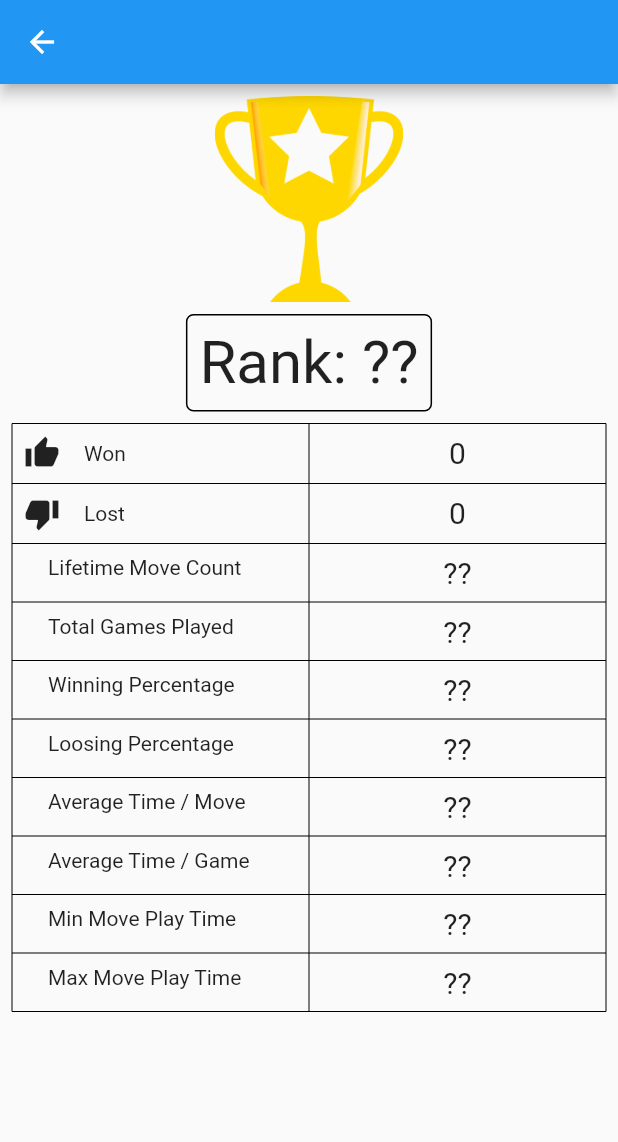
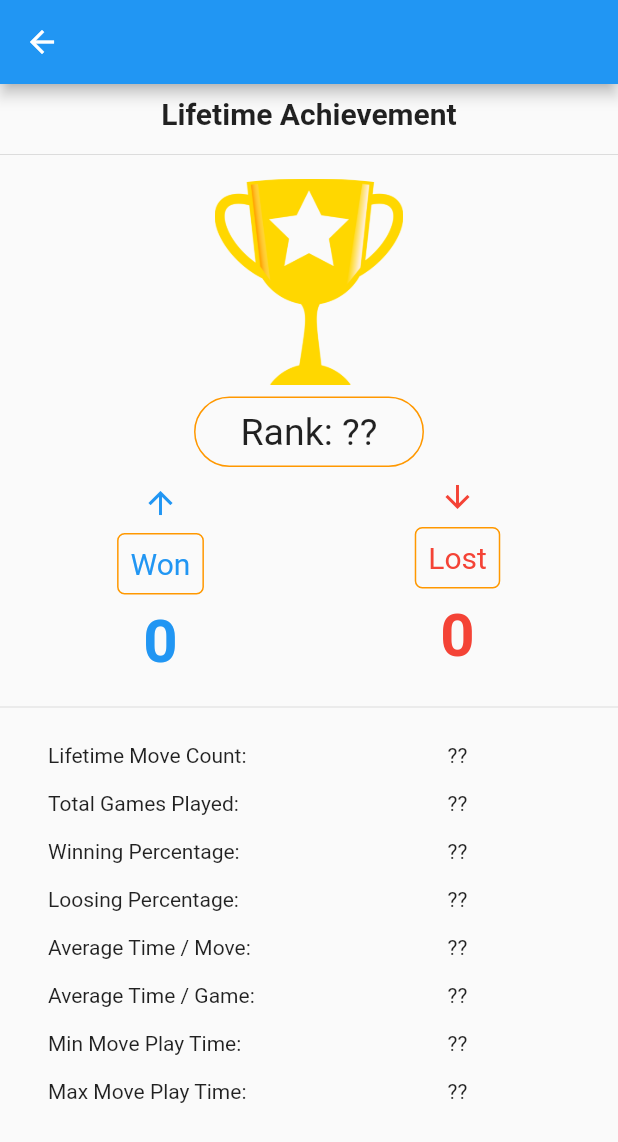
Before and after one commit to imujtaba8488/tic_tac_toe, a Flutter app: the StatisticsPage screen opened directly, on a phone screen of 412 x 824 dp. Shown: the top 1142 px of the screen. Run offline on Flutter 3.47's test engine with Material 2 defaults, Android fonts, the phone set to English and light mode, and no system bars; our stand-ins replace assets_audio_player, cloud_firestore, fluttericon, google_fonts; missing offline and left inert: augmentory; accounts and stored records are empty.

Commit message:
Deleted the old stat page. Major overhaul to StatisticsPage

```diff
--- a/lib/src/models/player.dart
+++ b/lib/src/models/player.dart
@@ -24,6 +24,7 @@ class Player {
   /// The lifetime score of the player for all the games.
   Score lifeTimeScore;
 
+  int rank;
   int lifeTimeMoveCount;
   int totalGamesPlayed;
   // Others here such as; min move time, max move time, etc.
--- a/lib/src/pages/statistics_page.dart
+++ b/lib/src/pages/statistics_page.dart
@@ -19,6 +19,17 @@ class StatisticsPage extends StatelessWidget {
               children: <Widget>[
                 Padding(
                   padding: const EdgeInsets.all(8.0),
+                  child: Text(
+                    'Lifetime Achievement',
+                    style: TextStyle(
+                      fontSize: 20,
+                      fontWeight: FontWeight.bold,
+                    ),
+                  ),
+                ),
+                Divider(),
+                Padding(
+                  padding: const EdgeInsets.all(8.0),
                   child: SizedBox(
                     width: MediaQuery.of(context).size.width,
                     height: MediaQuery.of(context).size.height / 6,
@@ -26,69 +37,131 @@ class StatisticsPage extends StatelessWidget {
                   ),
                 ),
                 Container(
-                  padding: EdgeInsets.all(8),
+                  padding: EdgeInsets.symmetric(vertical: 8, horizontal: 30),
                   decoration: BoxDecoration(
-                    border: Border.all(),
-                    borderRadius: BorderRadius.circular(5),
+                    border: Border.all(color: Colors.orange),
+                    borderRadius: BorderRadius.circular(50),
                   ),
                   child: Text(
                     'Rank: ??',
                     style: TextStyle(
-                      fontSize: 40,
+                      fontSize: 25,
                     ),
                   ),
                 ),
+                Container(
+                  padding: EdgeInsets.all(8.0),
+                  child: Table(
+                    // border: TableBorder.all(width: 0.0),
+                    children: [
+                      _mainStatRow(
+                        child1: Icon(
+                          Icons.arrow_upward,
+                          color: Colors.blue,
+                        ),
+                        child2: Icon(
+                          Icons.arrow_downward,
+                          color: Colors.red,
+                        ),
+                      ),
+                      _mainStatRow(
+                        child1: Container(
+                          padding: EdgeInsets.all(8.0),
+                          decoration: BoxDecoration(
+                            border: Border.all(
+                              color: Colors.orange,
+                              width: 1.0,
+                            ),
+                            borderRadius: BorderRadius.circular(5),
+                          ),
+                          child: Text(
+                            'Won',
+                            style: TextStyle(
+                              fontSize: 20,
+                              color: Colors.blue,
+                            ),
+                          ),
+                        ),
+                        child2: Container(
+                          padding: EdgeInsets.all(8.0),
+                          decoration: BoxDecoration(
+                            border: Border.all(
+                              color: Colors.orange,
+                              width: 1.0,
+                            ),
+                            borderRadius: BorderRadius.circular(5),
+                          ),
+                          child: Text(
+                            'Lost',
+                            style: TextStyle(
+                              fontSize: 20,
+                              color: Colors.red,
+                            ),
+                          ),
+                        ),
+                      ),
+                      _mainStatRow(
+                        child1: Text(
+                          '${gameModel.player1.lifeTimeScore.wins}',
+                          style: TextStyle(
+                            fontSize: 40,
+                            color: Colors.blue,
+                            fontWeight: FontWeight.bold,
+                          ),
+                        ),
+                        child2: Text(
+                          '${gameModel.player1.lifeTimeScore.loss}',
+                          style: TextStyle(
+                            fontSize: 40,
+                            color: Colors.red,
+                            fontWeight: FontWeight.bold,
+                          ),
+                        ),
+                      ),
+                    ],
+                  ),
+                ),
+                Divider(),
                 Padding(
                   padding: const EdgeInsets.all(8.0),
                   child: Table(
-                    border: TableBorder.all(width: 0.0),
                     children: [
-                      _statRow(
-                        icon: Icon(Icons.thumb_up),
-                        label: 'Won',
-                        data: gameModel.player1.lifeTimeScore.wins.toString(),
-                      ),
-                      _statRow(
-                        icon: Icon(Icons.thumb_down),
-                        label: 'Lost',
-                        data: gameModel.player1.lifeTimeScore.loss.toString(),
-                      ),
-                      _statRow(
+                      _extraStatRow(
                         // icon: Icon(Icons.),
                         label: 'Lifetime Move Count',
                         data: '??',
                       ),
-                      _statRow(
+                      _extraStatRow(
                         // icon: Icon(Icons.multiline_chart),
                         label: 'Total Games Played',
                         data: '??',
                       ),
-                      _statRow(
+                      _extraStatRow(
                         // icon: Icon(Icons.multiline_chart),
                         label: 'Winning Percentage',
                         data: '??',
                       ),
-                      _statRow(
+                      _extraStatRow(
                         // icon: Icon(Icons.multiline_chart),
                         label: 'Loosing Percentage',
                         data: '??',
                       ),
-                      _statRow(
+                      _extraStatRow(
                         // icon: Icon(Icons.multiline_chart),
                         label: 'Average Time / Move',
                         data: '??',
                       ),
-                      _statRow(
+                      _extraStatRow(
                         // icon: Icon(Icons.multiline_chart),
                         label: 'Average Time / Game',
                         data: '??',
                       ),
-                      _statRow(
+                      _extraStatRow(
                         // icon: Icon(Icons.multiline_chart),
                         label: 'Min Move Play Time',
                         data: '??',
                       ),
-                      _statRow(
+                      _extraStatRow(
                         // icon: Icon(Icons.multiline_chart),
                         label: 'Max Move Play Time',
                         data: '??',
@@ -104,7 +177,28 @@ class StatisticsPage extends StatelessWidget {
     );
   }
 
-  TableRow _statRow({Icon icon, String label, String data}) {
+  TableRow _mainStatRow({@required Widget child1, @required Widget child2}) {
+    return TableRow(
+      children: [
+        Container(
+          padding: EdgeInsets.all(4.0),
+          alignment: Alignment.center,
+          child: child1,
+        ),
+        Container(
+          alignment: Alignment.center,
+          child: child2,
+        ),
+      ],
+    );
+  }
+
+  TableRow _extraStatRow({
+    Icon icon,
+    String label,
+    String data,
+    double fontSize = 14.0,
+  }) {
     return TableRow(
       children: [
         Row(
@@ -114,11 +208,12 @@ class StatisticsPage extends StatelessWidget {
               child: icon,
             ),
             Expanded(
-              child: Padding(
+              child: Container(
+                alignment: Alignment.centerLeft,
                 padding: const EdgeInsets.all(8.0),
                 child: Text(
-                  '$label',
-                  style: TextStyle(fontSize: 14),
+                  '$label: ',
+                  style: TextStyle(fontSize: fontSize),
                 ),
               ),
             ),
@@ -130,7 +225,7 @@ class StatisticsPage extends StatelessWidget {
             padding: const EdgeInsets.all(8.0),
             child: Text(
               data,
-              style: TextStyle(fontSize: 20),
+              style: TextStyle(fontSize: fontSize),
             ),
           ),
         ),
--- a/lib/src/pages/stats.dart
+++ /dev/null
@@ -1,57 +0,0 @@
-import 'package:flutter/material.dart';
-import 'package:scoped_model/scoped_model.dart';
-import 'package:tic_tac_toe/src/models/cloud.dart';
-import 'package:tic_tac_toe/src/scoped_models/game_model.dart';
-
-// todo: Things that can be added to this class: Maybe sort wins as per date played. Add more stats like averageTimeTaken to win a game, averageMoveTime, winPercentage, lossPercentage etc.
-
-class Stats extends StatefulWidget {
-  @override
-  _StatsState createState() => _StatsState();
-}
-
-class _StatsState extends State<Stats> {
-  @override
-  Widget build(BuildContext context) {
-    return ScopedModelDescendant<GameModel>(
-      builder: (context, child, gameModel) {
-        return Scaffold(
-          backgroundColor: gameModel.theme.backgroundColor,
-          appBar: AppBar(
-            backgroundColor: gameModel.theme.backgroundColor,
-          ),
-          body: ListTile(
-            title: Container(
-              margin: EdgeInsets.all(15),
-              height: 50,
-              alignment: Alignment.center,
-              decoration: BoxDecoration(
-                border: Border(
-                  bottom: BorderSide(color: Colors.white),
-                ),
-              ),
-              child: Text(
-                'ALL TIME SCORE',
-                style: gameModel.theme.gameOverTextStyle,
-              ),
-            ),
-            subtitle: Column(
-              // mainAxisAlignment: MainAxisAlignment.center,
-              // crossAxisAlignment: CrossAxisAlignment.center,
-              children: <Widget>[
-                Text(
-                  'wins: ${gameModel.player1.lifeTimeScore.wins}',
-                  style: gameModel.theme.resultTextStyle,
-                ),
-                Text(
-                  'lost: ${gameModel.player1.lifeTimeScore.loss}',
-                  style: gameModel.theme.resultTextStyle,
-                ),
-              ],
-            ),
-          ),
-        );
-      },
-    );
-  }
-}
```
